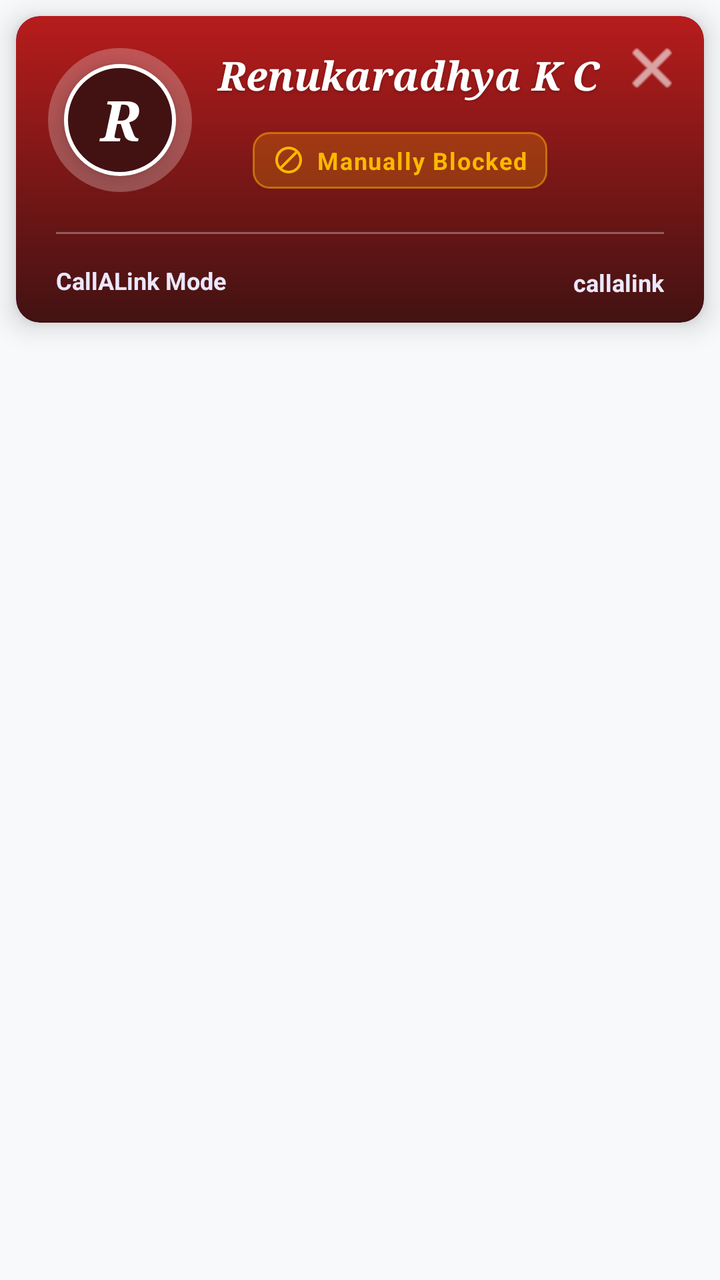
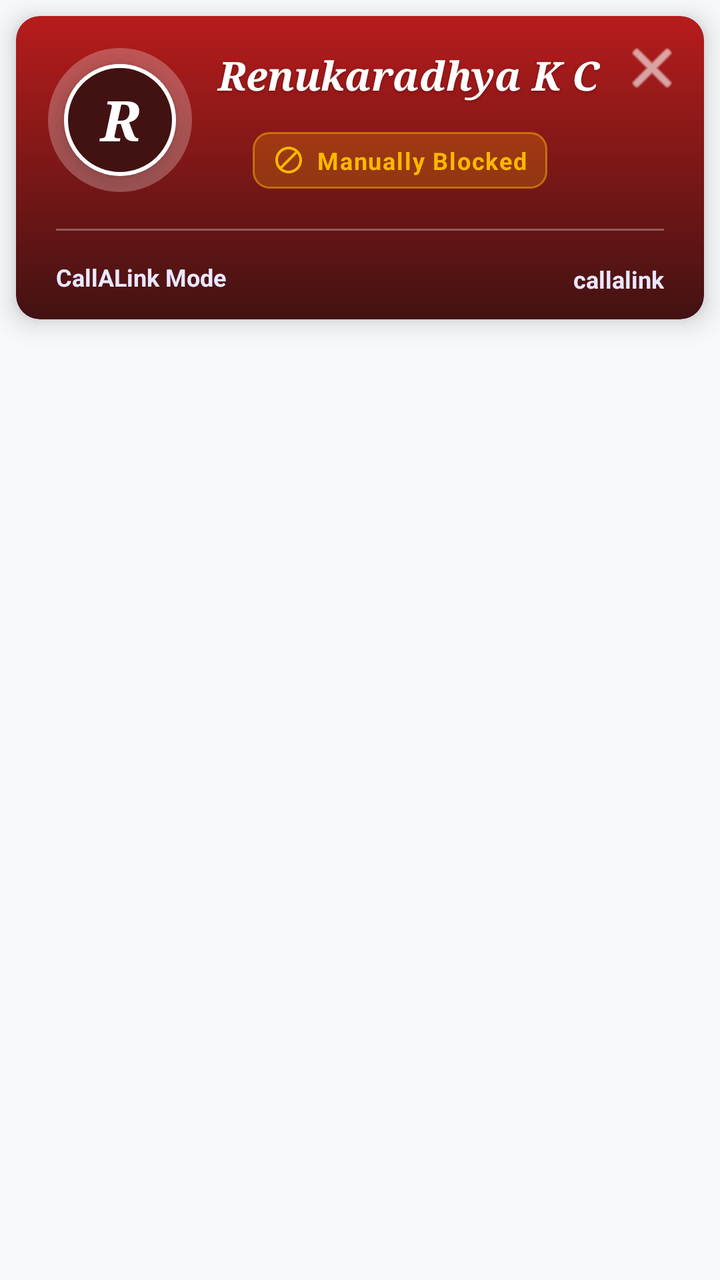

Compare the two renders of this Android layout. The source of the first and the diff that turns it into the second are given below.
<!-- AndroidManifest.xml: application theme Theme.ICall -->
<!-- res/layout/activity_card_3.xml -->
<?xml version="1.0" encoding="utf-8"?>

<androidx.constraintlayout.widget.ConstraintLayout
    android:id="@+id/root_layout"
    xmlns:android="http://schemas.android.com/apk/res/android"
    xmlns:app="http://schemas.android.com/apk/res-auto"
    xmlns:tools="http://schemas.android.com/tools"
    android:layout_width="match_parent"
    android:layout_height="wrap_content"
    android:background="@android:color/transparent">

    <androidx.cardview.widget.CardView
        android:id="@+id/main_card"
        android:layout_width="match_parent"
        android:layout_height="wrap_content"
        android:layout_margin="8dp"
        app:cardBackgroundColor="@color/callalink_background"
        app:cardCornerRadius="12dp"
        app:cardElevation="8dp"
        app:layout_constraintEnd_toEndOf="parent"
        app:layout_constraintStart_toStartOf="parent"
        app:layout_constraintTop_toTopOf="parent">

        <androidx.constraintlayout.widget.ConstraintLayout
            android:id="@+id/card_inner_layout"
            android:layout_width="match_parent"
            android:layout_height="match_parent"
            android:background="@drawable/gradient_red_blocked"
            android:paddingBottom="12dp">

            <FrameLayout
                android:id="@+id/avatar_container"
                android:layout_width="wrap_content"
                android:layout_height="wrap_content"
                android:layout_marginStart="16dp"
                android:layout_marginTop="16dp"
                app:layout_constraintStart_toStartOf="parent"
                app:layout_constraintTop_toTopOf="parent">

                <View
                    android:layout_width="72dp"
                    android:layout_height="72dp"
                    android:layout_gravity="center"
                    android:background="@drawable/avatar_glow_ring" />

                <TextView
                    android:id="@+id/text_avatar"
                    android:layout_width="56dp"
                    android:layout_height="56dp"
                    android:layout_gravity="center"
                    android:background="@drawable/circle_avatar_background_2"
                    android:elevation="4dp"
                    android:fontFamily="serif"
                    android:gravity="center"
                    android:text="R"
                    android:textColor="@color/white"
                    android:textSize="28sp"
                    android:textStyle="bold|italic" />
            </FrameLayout>

            <ImageButton
                android:id="@+id/button_close"
                android:layout_width="36dp"
                android:layout_height="36dp"
                android:layout_marginTop="8dp"
                android:layout_marginEnd="8dp"
                android:background="?attr/selectableItemBackgroundBorderless"
                android:contentDescription="Close"
                android:src="@android:drawable/ic_menu_close_clear_cancel"
                android:scaleType="centerInside"
                app:layout_constraintEnd_toEndOf="parent"
                app:layout_constraintTop_toTopOf="parent"
                app:tint="#FFFFFF" />

            <TextView
                android:id="@+id/text_name"
                android:layout_width="0dp"
                android:layout_height="wrap_content"
                android:layout_marginStart="12dp"
                android:layout_marginEnd="8dp"
                android:fontFamily="serif"
                android:gravity="center_horizontal"
                android:shadowColor="#40000000"
                android:shadowDx="0"
                android:shadowDy="2"
                android:shadowRadius="4"
                android:text="Renukaradhya K C"
                android:textColor="#FFFFFF"
                android:textSize="20sp"
                android:textStyle="bold|italic"
                app:layout_constraintEnd_toStartOf="@id/button_close"
                app:layout_constraintHorizontal_bias="0.682"
                app:layout_constraintStart_toEndOf="@id/avatar_container"
                app:layout_constraintTop_toTopOf="@id/avatar_container"
                app:layout_constraintVertical_chainStyle="packed"
                tools:ignore="NotSibling" />


            <LinearLayout
                android:layout_width="wrap_content"
                android:layout_height="wrap_content"
                android:background="@drawable/bg_badge_yellow_enhanced"
                android:elevation="2dp"
                android:gravity="center"
                android:orientation="horizontal"
                android:paddingHorizontal="10dp"
                android:paddingVertical="6dp"
                android:layout_marginTop="15dp"
                android:layout_marginBottom="5dp"
                android:layout_marginLeft="40dp"
                app:layout_constraintEnd_toEndOf="parent"
                app:layout_constraintStart_toStartOf="parent"
                app:layout_constraintTop_toBottomOf="@+id/text_name">

                <ImageView
                    android:layout_width="16dp"
                    android:layout_height="16dp"
                    android:layout_marginEnd="6dp"
                    android:src="@drawable/ic_block"
                    app:tint="#FFB800" />

                <TextView
                    android:layout_width="wrap_content"
                    android:layout_height="wrap_content"
                    android:letterSpacing="0.05"
                    android:text="Manually Blocked"
                    android:textColor="#FFB800"
                    android:textSize="12sp"
                    android:textStyle="bold" />
            </LinearLayout>

            <View
                android:id="@+id/divider"
                android:layout_width="0dp"
                android:layout_height="1dp"
                android:layout_marginHorizontal="20dp"
                android:layout_marginTop="20dp"
                android:alpha="0.3"
                android:background="#FFFFFF"
                app:layout_constraintEnd_toEndOf="parent"
                app:layout_constraintStart_toStartOf="parent"
                app:layout_constraintTop_toBottomOf="@id/avatar_container" />

            <TextView
                android:id="@+id/model_label"
                android:layout_width="wrap_content"
                android:layout_height="wrap_content"
                android:layout_marginStart="20dp"
                android:text="CallALink Mode"
                android:textColor="#EAE8FF"
                android:textSize="12sp"
                android:textStyle="bold"
                app:layout_constraintBottom_toBottomOf="parent"
                app:layout_constraintEnd_toStartOf="@+id/divider"
                app:layout_constraintHorizontal_bias="0.0"
                app:layout_constraintStart_toStartOf="parent"
                app:layout_constraintTop_toBottomOf="@+id/divider"
                app:layout_constraintVertical_bias="0.941" />

            <TextView
                android:id="@+id/text_branding"
                android:layout_width="wrap_content"
                android:layout_height="wrap_content"
                android:layout_marginTop="16dp"
                android:layout_marginEnd="20dp"
                android:text="callalink"
                android:textColor="#EAE8FF"
                android:textSize="12sp"
                android:textStyle="bold"
                app:layout_constraintEnd_toEndOf="parent"
                app:layout_constraintTop_toBottomOf="@id/divider" />
        </androidx.constraintlayout.widget.ConstraintLayout>
    </androidx.cardview.widget.CardView>
</androidx.constraintlayout.widget.ConstraintLayout>
<!-- resources referenced by this layout -->
<resources>
  <color name="callalink_background">#7C3AED</color>
  <color name="white">#ffffffff</color>
  <!-- drawable avatar_glow_ring (drawable) -->
  <?xml version="1.0" encoding="utf-8"?>
  
  <shape xmlns:android="http://schemas.android.com/apk/res/android"
      android:shape="oval">
      <solid android:color="#40FFFFFF" />
  </shape>
  <!-- drawable bg_badge_yellow_enhanced (drawable) -->
  <?xml version="1.0" encoding="utf-8"?>
  
  <shape xmlns:android="http://schemas.android.com/apk/res/android">
      <solid android:color="#33FFB800" />
      <corners android:radius="8dp" />
      <stroke
          android:width="1dp"
          android:color="#80FFB800" />
  </shape>
  <!-- drawable circle_avatar_background_2 (drawable) -->
  <?xml version="1.0" encoding="utf-8"?>
  
  <shape xmlns:android="http://schemas.android.com/apk/res/android"
      android:shape="oval">
      <solid android:color="#421212" />
      <stroke
          android:width="2dp"
          android:color="#FFFFFF" />
  </shape>
  <!-- drawable gradient_red_blocked (drawable) -->
  <?xml version="1.0" encoding="utf-8"?>
  
  <shape xmlns:android="http://schemas.android.com/apk/res/android"
      android:shape="rectangle">
      <gradient
          android:angle="270"
          android:startColor="#B71C1C"  android:endColor="#421212"    android:type="linear" />
      <corners android:radius="12dp"/>
  </shape>
  <!-- drawable ic_block (drawable) -->
  <vector xmlns:android="http://schemas.android.com/apk/res/android"
      android:width="24dp"
      android:height="24dp"
      android:viewportWidth="24"
      android:viewportHeight="24"
      android:tint="?attr/colorOnSurface">
    <path
        android:fillColor="@android:color/white"
        android:pathData="M12,2C6.48,2 2,6.48 2,12s4.48,10 10,10 10,-4.48 10,-10S17.52,2 12,2zM4,12c0,-4.42 3.58,-8 8,-8 1.85,0 3.55,0.63 4.9,1.69L5.69,16.9C4.63,15.55 4,13.85 4,12zM12,20c-1.85,0 -3.55,-0.63 -4.9,-1.69L18.31,7.1C19.37,8.45 20,10.15 20,12c0,4.42 -3.58,8 -8,8z"/>
  </vector>
  <style name="Theme.ICall" parent="@style/Theme.MaterialComponents.Light.NoActionBar">
          <item name="android:statusBarColor">@color/primary_blue_dark</item>
          <item name="android:windowBackground">@color/background_light</item>
          <item name="colorOnPrimary">@color/white</item>
          <item name="colorOnSecondary">@color/text_primary</item>
          <item name="colorPrimary">@color/primary_blue</item>
          <item name="colorPrimaryVariant">@color/primary_blue_dark</item>
          <item name="colorSecondary">@color/teal_200</item>
          <item name="colorSecondaryVariant">@color/teal_700</item>
          <item name="colorSurface">@color/card_background</item>
          <item name="colorOnSurface">@color/text_primary</item>
          <item name="android:textColor">@color/text_primary</item>
          <item name="android:textColorPrimary">@color/text_primary</item>
          <item name="android:textColorSecondary">@color/text_secondary</item>
      </style>
  <color name="primary_blue_dark">#0056CC</color>
  <color name="background_light">#F8F9FA</color>
  <color name="text_primary">#1A1A1A</color>
  <color name="primary_blue">#007AFF</color>
  <color name="teal_200">#ff03dac5</color>
  <color name="teal_700">#ff018786</color>
  <color name="card_background">#FFFFFF</color>
  <color name="text_secondary">#6C757D</color>
</resources>

<!-- the commit's change to res/layout/activity_card_3.xml (unified diff, before → after) -->
@@ -88,6 +88,12 @@
                 android:textColor="#FFFFFF"
                 android:textSize="20sp"
                 android:textStyle="bold|italic"
+                android:ellipsize="marquee"
+                android:singleLine="true"
+                android:focusable="true"
+                android:focusableInTouchMode="true"
+                android:marqueeRepeatLimit="marquee_forever"
+                android:scrollHorizontally="true"
                 app:layout_constraintEnd_toStartOf="@id/button_close"
                 app:layout_constraintHorizontal_bias="0.682"
                 app:layout_constraintStart_toEndOf="@id/avatar_container"
@@ -97,6 +103,7 @@
 
 
             <LinearLayout
+                android:id="@+id/block_reason_container"
                 android:layout_width="wrap_content"
                 android:layout_height="wrap_content"
                 android:background="@drawable/bg_badge_yellow_enhanced"
@@ -106,7 +113,7 @@
                 android:paddingHorizontal="10dp"
                 android:paddingVertical="6dp"
                 android:layout_marginTop="15dp"
-                android:layout_marginBottom="5dp"
+                android:layout_marginBottom="10dp"
                 android:layout_marginLeft="40dp"
                 app:layout_constraintEnd_toEndOf="parent"
                 app:layout_constraintStart_toStartOf="parent"
@@ -120,6 +127,7 @@
                     app:tint="#FFB800" />
 
                 <TextView
+                    android:id="@+id/block_reason"
                     android:layout_width="wrap_content"
                     android:layout_height="wrap_content"
                     android:letterSpacing="0.05"
@@ -139,7 +147,7 @@
                 android:background="#FFFFFF"
                 app:layout_constraintEnd_toEndOf="parent"
                 app:layout_constraintStart_toStartOf="parent"
-                app:layout_constraintTop_toBottomOf="@id/avatar_container" />
+                app:layout_constraintTop_toBottomOf="@id/block_reason_container" />
 
             <TextView
                 android:id="@+id/model_label"
@@ -162,6 +170,7 @@
                 android:layout_width="wrap_content"
                 android:layout_height="wrap_content"
                 android:layout_marginTop="16dp"
+
                 android:layout_marginEnd="20dp"
                 android:text="callalink"
                 android:textColor="#EAE8FF"
